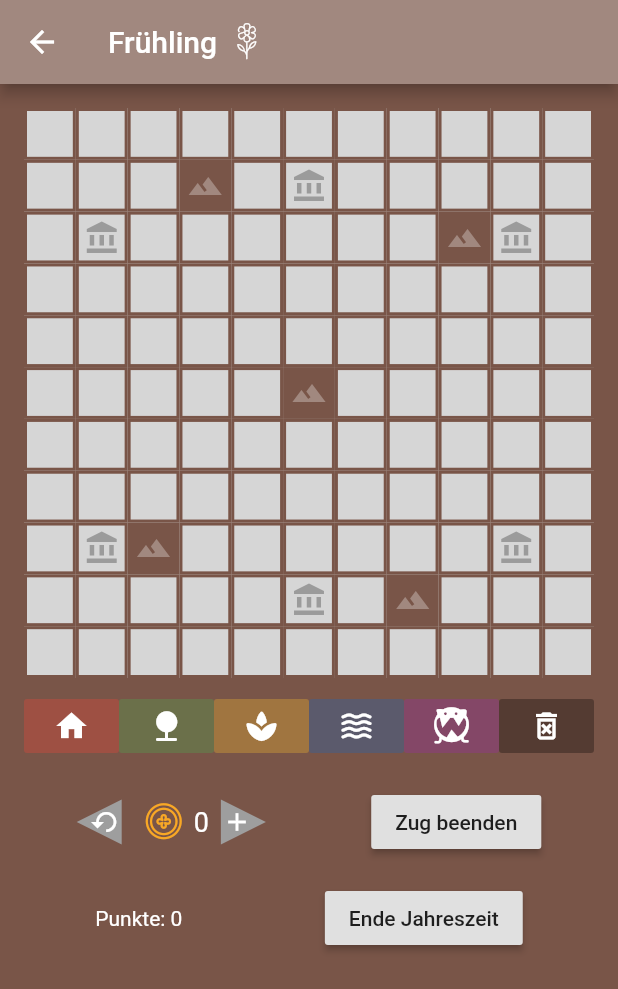
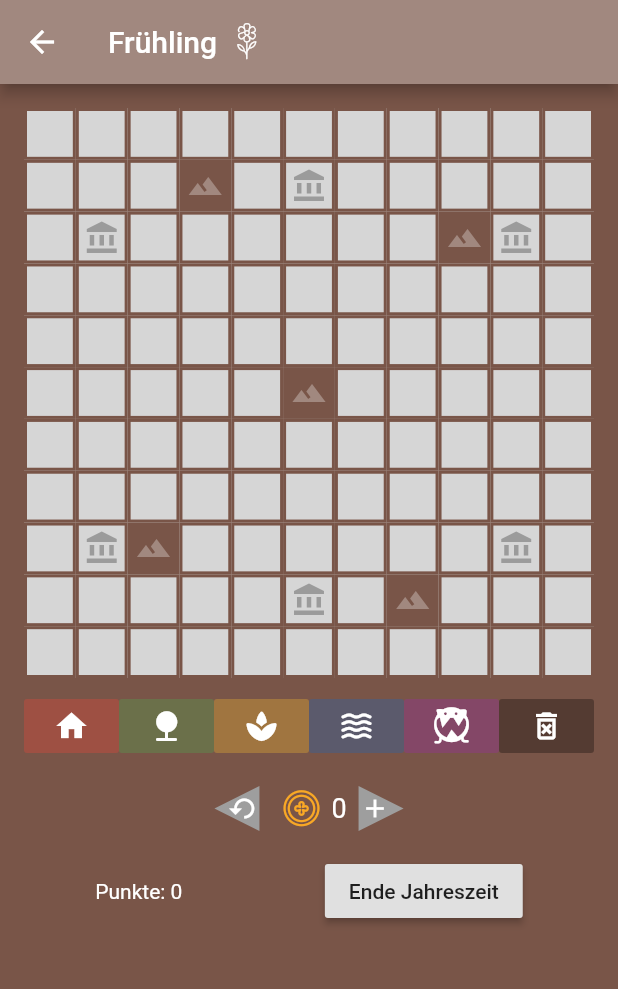
Before and after one commit to PDGallus/kartograph_digitial_note, a Flutter app: the GameBoard screen opened directly, on a phone screen of 412 x 824 dp. Shown: the top 989 px of the screen. Run offline on Flutter 3.47's test engine with Material 2 defaults, Android fonts, the phone set to English and light mode, and no system bars; our stand-ins replace bloc, flutter_bloc, package_info.

Commit message:
remove "Zug beenden" button

```diff
--- a/lib/gameboard/view/information_area.dart
+++ b/lib/gameboard/view/information_area.dart
@@ -63,10 +63,6 @@
                 crossAxisAlignment: CrossAxisAlignment.center,
                 children: [
                   CoinsCount(),
-                  RaisedButton(
-                    onPressed: () => context.bloc<DoneCubit>().roundDone(),
-                    child: Text('Zug beenden'),
-                  ),
                 ],
               ),
             ),
```
